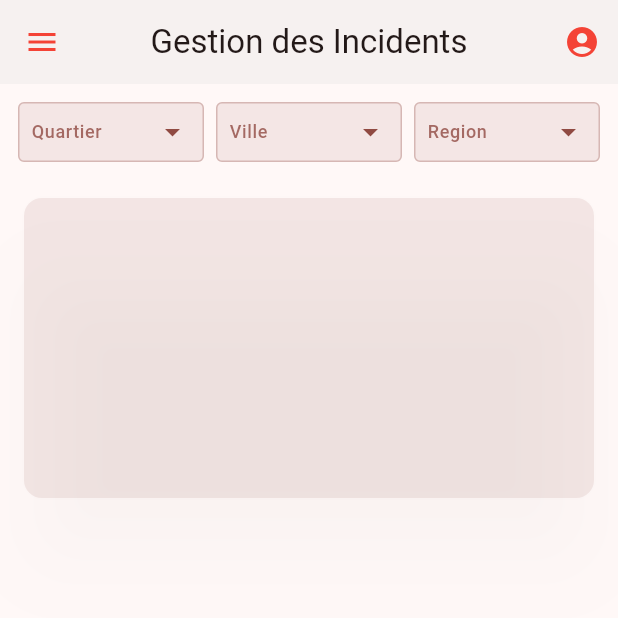
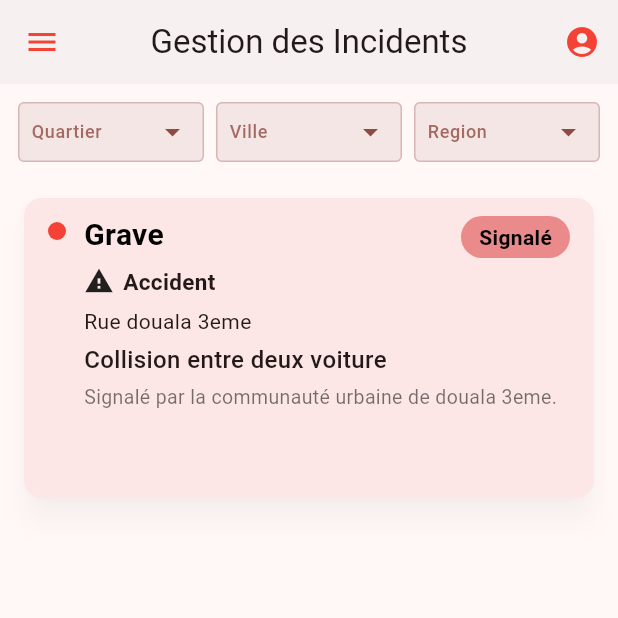
Before and after one commit to youmbidan/KAYYDRIVE, a Flutter app: the screen it shows after launch, on a phone screen of 412 x 824 dp, the top half of it. Run offline on Flutter 3.47's test engine with Material 3 defaults, Android fonts, the light colour scheme and no system bars.

Commit message:
card complet

```diff
--- a/lib/Gestion_incidents/consultIncident.dart
+++ b/lib/Gestion_incidents/consultIncident.dart
@@ -14,24 +14,22 @@ class _IncidentPageState extends State<IncidentPage> {
   @override
   Widget build(BuildContext context) {
     return Scaffold(
-      drawer: Drawer(), // <-- Menu latéral gauche
+      drawer: Drawer(), // Menu latéral gauche
       appBar: AppBar(
         centerTitle: true,
-        title: Text("Gestion des Incidents") ,
+        title: const Text("Gestion des Incidents"),
         elevation: 3,
         actions: [
           IconButton(
-            icon: const Icon(Icons.account_circle), // Icône "compte"
-            tooltip: 'Informations du compte', // Info-bulle (affichée au survol)
-            onPressed: () {
-            },
+            icon: const Icon(Icons.account_circle),
+            tooltip: 'Informations du compte',
+            onPressed: () {},
           ),
         ],
-
       ),
       body: Padding(
-        padding: const EdgeInsets.all(12.0),  // Réduction du padding général
-        child: Column(
+        padding: const EdgeInsets.all(12.0),
+        child: ListView(
           children: [
             Row(
               children: [
@@ -58,39 +56,115 @@ class _IncidentPageState extends State<IncidentPage> {
               ],
             ),
             const SizedBox(height: 20),
-            // Text(
-            //   'Sélections : ${_selectedItem1 ?? '-'}, ${_selectedItem2 ?? '-'}, ${_selectedItem3 ?? '-'}',
-            //   style: Theme.of(context).textTheme.bodyMedium,
-            // ),
+            // Ici tu peux afficher les sélections si besoin
             // Container Carré Thématique
             GestureDetector(
               onTap: () {
-                // Action au clic
+                // Action au clic sur la carte
               },
               child: Card(
-                elevation: 24, // Contrôle l'ombre Material Design (0-24)
+                elevation: 8,
                 shape: RoundedRectangleBorder(
                   borderRadius: BorderRadius.circular(12),
                 ),
-                color: Theme.of(context).colorScheme.primary.withOpacity(0.1),
-                shadowColor: Colors.black.withOpacity(0.1),
+                color: const Color(0xFFFCE6E6),
+                shadowColor: Colors.black.withOpacity(0.2),
                 child: SizedBox(
                   width: 400,
                   height: 200,
-                  child: Column(
-                    mainAxisAlignment: MainAxisAlignment.center,
+                  child: Stack(
                     children: [
-                        Column(
-                          mainAxisAlignment: MainAxisAlignment.start,
-                          children: [
-
+                      Positioned(
+                        top: 16,
+                        left: 16,
+                        child: Container(
+                          width: 12,
+                          height: 12,
+                          decoration: const BoxDecoration(
+                            color: Colors.red,
+                            shape: BoxShape.circle,
+                          ),
+                        ),
+                      ),
+                      Positioned(
+                        top: 12,
+                        right: 16,
+                        child: Container(
+                          padding: const EdgeInsets.symmetric(horizontal: 12, vertical: 4),
+                          decoration: BoxDecoration(
+                            color: const Color(0xFFEB8A8A),
+                            borderRadius: BorderRadius.circular(20),
+                          ),
+                          child: const Text(
+                            'Signalé',
+                            style: TextStyle(
+                              color: Colors.black,
+                              fontWeight: FontWeight.bold,
+                              fontSize: 14,
+                            ),
+                          ),
+                        ),
+                      ),
+                      Positioned(
+                        top: 10,
+                        left: 40,
+                        right: 16,
+                        bottom: 10,
+                        child: Column(
+                          crossAxisAlignment: CrossAxisAlignment.start,
+                          children: const [
+                            Text(
+                              "Grave",
+                              style: TextStyle(
+                                fontSize: 20,
+                                fontWeight: FontWeight.bold,
+                                color: Colors.black,
+                              ),
+                            ),
+                            SizedBox(height: 6),
+                            Row(
+                              children: [
+                                Icon(Icons.warning, size: 20),
+                                SizedBox(width: 6),
+                                Text(
+                                  "Accident",
+                                  style: TextStyle(
+                                    fontSize: 15,
+                                    fontWeight: FontWeight.w600,
+                                  ),
+                                ),
+                              ],
+                            ),
+                            SizedBox(height: 6),
+                            Text(
+                              "Rue douala 3eme",
+                              style: TextStyle(fontSize: 14),
+                            ),
+                            SizedBox(height: 4),
+                            Text(
+                              "Collision entre deux voiture",
+                              style: TextStyle(
+                                fontSize: 16,
+                                fontWeight: FontWeight.w500,
+                              ),
+                            ),
+                            SizedBox(height: 4),
+                            Text(
+                              "Signalé par la communauté urbaine de douala 3eme.",
+                              style: TextStyle(
+                                fontSize: 13,
+                                color: Colors.black54,
+                              ),
+                            ),
                           ],
-                        )
+                        ),
+                      ),
                     ],
                   ),
                 ),
-              )
+              ),
             ),
+            // Tu peux ajouter d’autres Card ici si besoin
           ],
         ),
       ),
@@ -103,15 +177,15 @@ class _IncidentPageState extends State<IncidentPage> {
         required String label,
         required ValueChanged<String?> onChanged,
       }) {
-    final theme = Theme.of(context); // Récupère le thème actuel
-    final primaryColor = theme.colorScheme.primary; // Couleur principale (rouge)
+    final theme = Theme.of(context);
+    final primaryColor = theme.colorScheme.primary;
 
     return Expanded(
       child: Container(
         height: 40,
         padding: const EdgeInsets.symmetric(horizontal: 8),
         decoration: BoxDecoration(
-          color: primaryColor.withOpacity(0.1), // Fond rouge très léger
+          color: primaryColor.withOpacity(0.1),
           border: Border.all(color: primaryColor.withOpacity(0.3)),
           borderRadius: BorderRadius.circular(4),
         ),
@@ -119,34 +193,38 @@ class _IncidentPageState extends State<IncidentPage> {
           child: DropdownButton<String>(
             isDense: true,
             value: value,
-            icon: Icon(Icons.arrow_drop_down, color: primaryColor), // Icône rouge
-            dropdownColor: Colors.white, // Fond blanc pour le menu déroulant
+            icon: Icon(
+              Icons.arrow_drop_down,
+              color: primaryColor,
+            ),
+            dropdownColor: Colors.white,
             hint: Text(
               label,
               style: theme.textTheme.bodySmall?.copyWith(
-                color: primaryColor.withOpacity(0.8), // Texte rouge semi-transparent
+                color: primaryColor.withOpacity(0.8),
                 fontWeight: FontWeight.w500,
               ),
             ),
-            items: _items.map((item) => DropdownMenuItem(
-              value: item,
-              child: Text(
-                item,
-                style: theme.textTheme.bodySmall?.copyWith(
-                  color: Colors.black87, // Texte noir pour lisibilité
+            items: _items
+                .map(
+                  (item) => DropdownMenuItem(
+                value: item,
+                child: Text(
+                  item,
+                  style: theme.textTheme.bodySmall?.copyWith(
+                    color: Colors.black87,
+                  ),
                 ),
               ),
-            )).toList(),
+            )
+                .toList(),
             onChanged: onChanged,
             style: theme.textTheme.bodyMedium?.copyWith(
-              color: primaryColor, // Texte sélectionné en rouge
+              color: primaryColor,
             ),
           ),
         ),
       ),
     );
   }
-
-
-
 }
```
